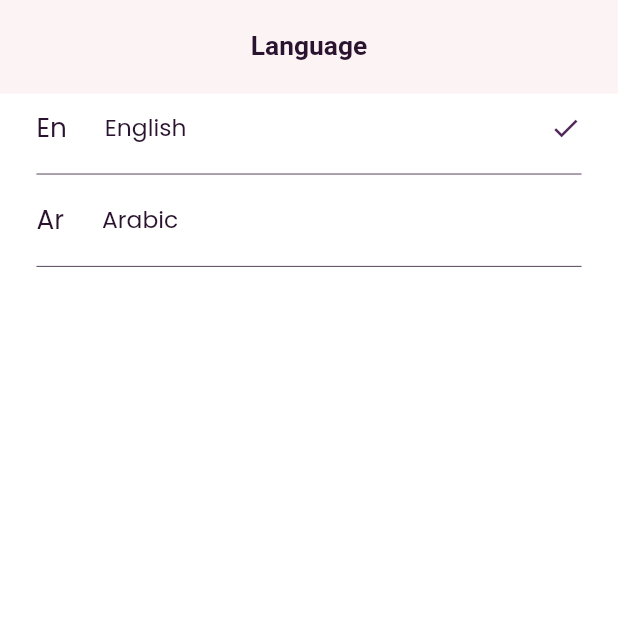
After one commit to khalidgamal0/Swift-Cart, a Flutter app: the LanguageView screen opened directly, on a phone screen of 412 x 824 dp, the top half of it. The commit adds this screen. Run offline on Flutter 3.47's test engine with Material 2 defaults, Android fonts, the phone set to English and light mode, and no system bars; our stand-ins replace carousel_slider, flutter_bloc, flutter_screenutil, fluttertoast, font_awesome_flutter, otp_text_field and 1 more.

Commit message:
finish profile services views ui

```diff
--- /dev/null
+++ b/lib/core/widgets/custom_radio_container.dart
@@ -0,0 +1,71 @@
+import 'package:flutter/material.dart';
+import 'package:flutter_screenutil/flutter_screenutil.dart';
+import 'package:swifit_cart/core/constant.dart';
+import 'package:swifit_cart/core/utilis/styles.dart';
+import 'package:swifit_cart/core/widgets/responsive_sized_box.dart';
+
+class CustomRadioContainer extends StatelessWidget {
+  const CustomRadioContainer({
+    super.key,
+    this.onPressed,
+    required this.name,
+    required this.leading, required this.isSelected,
+  });
+
+  final void Function()? onPressed;
+  final String name;
+  final String leading;
+  final bool isSelected;
+
+  @override
+  Widget build(BuildContext context) {
+    return GestureDetector(
+      onTap: onPressed,
+      child: Column(
+        children: [
+          const ResponsiveSizedBox(
+            height:10 ,
+          ),
+          Row(
+            crossAxisAlignment: CrossAxisAlignment.center,
+            children: [
+              Text(
+                leading,
+                style: Styles.textStyle18
+                    .copyWith(fontWeight: FontWeight.w400, color: kB60Color),
+              ),
+              const ResponsiveSizedBox(
+                width: 24,
+              ),
+              Text(
+                name,
+                style: Styles.textStyle16.copyWith(
+                  fontWeight: FontWeight.w400,
+                  color: kB60Color,
+                ),
+              ),
+              const Spacer(),
+              if(isSelected ==true)
+                Icon(
+                  Icons.check,
+                  size: 20.w,
+                  color: kPrimaryColor,
+                )
+            ],
+          ),
+          const ResponsiveSizedBox(
+            height:10 ,
+          ),
+
+          Divider(
+            thickness: 0.5.w,
+            color: kB60Color,
+          ),
+
+
+
+        ],
+      ),
+    );
+  }
+}
--- a/lib/features/auth/presentation/views/widgets/create_new_password_text_field_sec.dart
+++ b/lib/features/auth/presentation/views/widgets/create_new_password_text_field_sec.dart
@@ -1,7 +1,7 @@
 import 'package:flutter/material.dart';
 import 'package:swifit_cart/core/widgets/custom_text_form_field.dart';
 import 'package:swifit_cart/core/widgets/responsive_sized_box.dart';
-import 'package:swifit_cart/features/auth/presentation/views/widgets/text_filed_name.dart';
+import 'package:swifit_cart/core/widgets/text_filed_name.dart';
 
 class CreateNewPasswordTextFieldsSec extends StatelessWidget {
   const CreateNewPasswordTextFieldsSec({super.key});
--- a/lib/features/auth/presentation/views/widgets/login_text_form_fields_sec.dart
+++ b/lib/features/auth/presentation/views/widgets/login_text_form_fields_sec.dart
@@ -1,7 +1,7 @@
 import 'package:flutter/material.dart';
 import 'package:swifit_cart/core/widgets/custom_text_form_field.dart';
 import 'package:swifit_cart/core/widgets/responsive_sized_box.dart';
-import 'package:swifit_cart/features/auth/presentation/views/widgets/text_filed_name.dart';
+import 'package:swifit_cart/core/widgets/text_filed_name.dart';
 
 class LoginTextFormFieldsSec extends StatelessWidget {
   const LoginTextFormFieldsSec({super.key});
--- a/lib/features/auth/presentation/views/widgets/reset_password_text_form_to_end_sec.dart
+++ b/lib/features/auth/presentation/views/widgets/reset_password_text_form_to_end_sec.dart
@@ -6,7 +6,7 @@ import 'package:swifit_cart/core/widgets/custom_button.dart';
 import 'package:swifit_cart/core/widgets/custom_text_form_field.dart';
 import 'package:swifit_cart/core/widgets/responsive_sized_box.dart';
 import 'package:swifit_cart/features/auth/presentation/views/verification_code_view.dart';
-import 'package:swifit_cart/features/auth/presentation/views/widgets/text_filed_name.dart';
+import 'package:swifit_cart/core/widgets/text_filed_name.dart';
 
 class ResetPasswordTextFormToEndSec extends StatelessWidget {
   const ResetPasswordTextFormToEndSec({super.key});
--- a/lib/features/auth/presentation/views/widgets/sign_up_text_form_field_sec.dart
+++ b/lib/features/auth/presentation/views/widgets/sign_up_text_form_field_sec.dart
@@ -1,7 +1,7 @@
 import 'package:flutter/material.dart';
 import 'package:swifit_cart/core/widgets/custom_text_form_field.dart';
 import 'package:swifit_cart/core/widgets/responsive_sized_box.dart';
-import 'package:swifit_cart/features/auth/presentation/views/widgets/text_filed_name.dart';
+import 'package:swifit_cart/core/widgets/text_filed_name.dart';
 
 class SignUpTextFormFieldsSec extends StatelessWidget {
   const SignUpTextFormFieldsSec({super.key});
--- /dev/null
+++ b/lib/features/profile/presentation/view/language_view.dart
@@ -0,0 +1,16 @@
+import 'package:flutter/material.dart';
+import 'package:swifit_cart/features/profile/presentation/view/widgets/language_view_body.dart';
+
+class  LanguageView extends StatelessWidget {
+  const LanguageView ({super.key});
+
+  @override
+  Widget build(BuildContext context) {
+    return Scaffold(
+       appBar: AppBar(
+         title: const Text("Language"),
+       ),
+      body: const LanguageViewBody(),
+    );
+  }
+}
--- /dev/null
+++ b/lib/features/profile/presentation/view/widgets/language_view_body.dart
@@ -0,0 +1,23 @@
+import 'package:flutter/material.dart';
+import 'package:flutter_screenutil/flutter_screenutil.dart';
+import 'package:swifit_cart/core/widgets/custom_radio_container.dart';
+
+class LanguageViewBody extends StatelessWidget {
+  const LanguageViewBody({super.key});
+
+  @override
+  Widget build(BuildContext context) {
+    return SingleChildScrollView(
+      physics: const BouncingScrollPhysics(),
+      child: Padding(
+        padding: EdgeInsets.symmetric(horizontal: 23.w),
+        child:  const Column(
+          children: [
+            CustomRadioContainer(name: "English", leading: "En",isSelected: true),
+            CustomRadioContainer(name: "Arabic", leading: "Ar", isSelected: false, ),
+          ],
+        ),
+      ),
+    );
+  }
+}
--- a/lib/features/profile/presentation/view/widgets/profile_view_body.dart
+++ b/lib/features/profile/presentation/view/widgets/profile_view_body.dart
@@ -1,6 +1,7 @@
 import 'package:flutter/material.dart';
 import 'package:flutter_screenutil/flutter_screenutil.dart';
 import 'package:swifit_cart/core/constant.dart';
+import 'package:swifit_cart/core/utilis/functions/navigator_push.dart';
 import 'package:swifit_cart/core/widgets/custom_row_service_container.dart';
 import 'package:swifit_cart/features/profile/data/models/profile_service_model.dart';
 
@@ -25,6 +26,9 @@ class ProfileViewBody extends StatelessWidget {
             return CustomRowServiceContainer(
               name: ProfileServiceModel.serviceList[index].name,
               iconName: ProfileServiceModel.serviceList[index].iconName,
+              onPressed: () {
+                navigatorPush(ProfileServiceModel.serviceList[index].navigaterPage, context);
+              },
             );
           }, itemCount: ProfileServiceModel.serviceList.length,
           separatorBuilder: (BuildContext context, int index) {
```
Also changed, not shown: lib/features/profile/data/models/profile_service_model.dart (+19 -1 lines), lib/features/profile/presentation/view/account_view.dart (added, +16 -0 lines), lib/features/profile/presentation/view/address_view.dart (added, +16 -0 lines), lib/features/profile/presentation/view/currency_view.dart (added, +16 -0 lines), lib/features/profile/presentation/view/favourite_view.dart (added, +15 -0 lines), lib/features/profile/presentation/view/notification_view.dart (added, +15 -0 lines), lib/features/profile/presentation/view/track_order_view.dart (added, +15 -0 lines), lib/features/profile/presentation/view/widgets/account_view_body.dart (added, +51 -0 lines), lib/features/profile/presentation/view/widgets/address_view_body.dart (added, +58 -0 lines), lib/features/profile/presentation/view/widgets/currency_view_body.dart (added, +24 -0 lines), lib/core/widgets/text_filed_name.dart (renamed from lib/features/auth/presentation/views/widgets/text_filed_name.dart).
